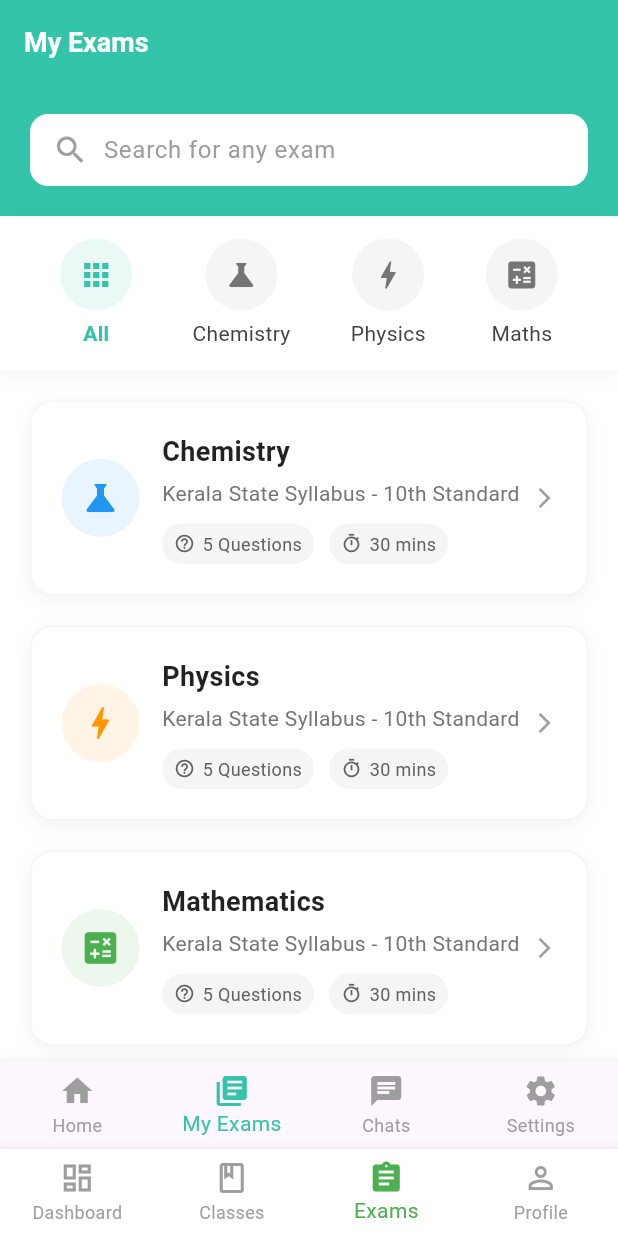
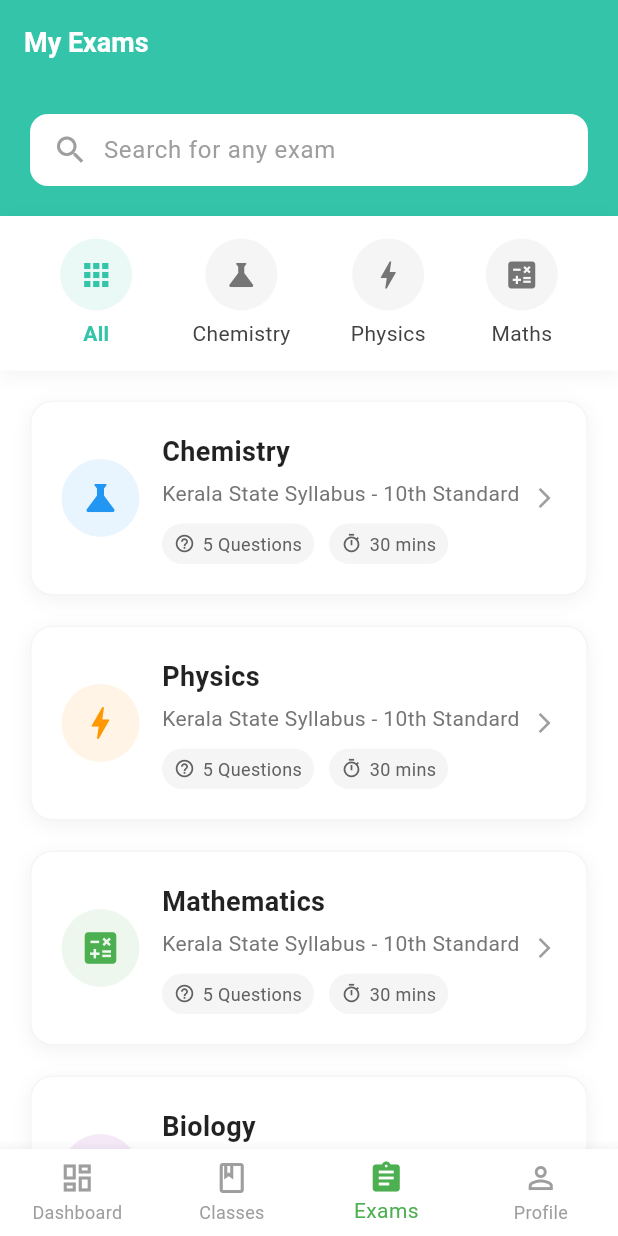
Before and after one commit to adilthengilan/cor_tution, a Flutter app: the screen it shows after launch, item 3 of the bottom bar chosen, on a phone screen of 412 x 824 dp. Run offline on Flutter 3.47's test engine with Material 3 defaults, Android fonts, the light colour scheme and no system bars.

Commit message:
exam commit

```diff
--- a/lib/Views/Home/exam.dart
+++ b/lib/Views/Home/exam.dart
@@ -120,30 +120,7 @@ class ExamScreen extends StatelessWidget {
           ),
         ],
       ),
-      bottomNavigationBar: BottomNavigationBar(
-        currentIndex: 1,
-        selectedItemColor: const Color(0xFF33C4A9),
-        unselectedItemColor: Colors.grey,
-        type: BottomNavigationBarType.fixed,
-        items: const [
-          BottomNavigationBarItem(
-            icon: Icon(Icons.home),
-            label: 'Home',
-          ),
-          BottomNavigationBarItem(
-            icon: Icon(Icons.library_books),
-            label: 'My Exams',
-          ),
-          BottomNavigationBarItem(
-            icon: Icon(Icons.chat),
-            label: 'Chats',
-          ),
-          BottomNavigationBarItem(
-            icon: Icon(Icons.settings),
-            label: 'Settings',
-          ),
-        ],
-      ),
+
     );
   }
 
```
Also changed, not shown: 4 other files.
